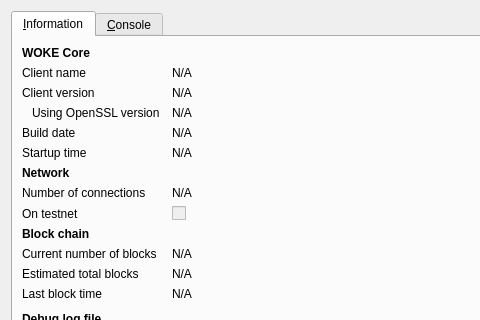
Qt form src/qt/forms/rpcconsole.ui (ulandort/WOKEcash) before a commit; both pictures show x 0 to 480 and y 0 to 320 of the 740 by 450 pixel window.
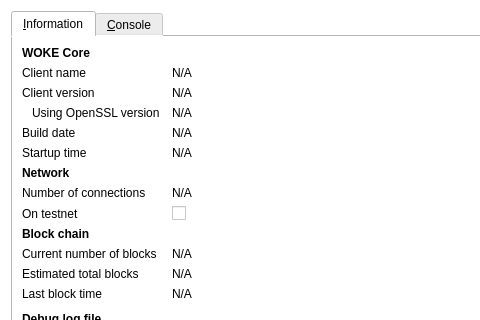
The same form after that commit. Icons and pictures are not drawn.

```diff
--- a/src/qt/forms/rpcconsole.ui
+++ b/src/qt/forms/rpcconsole.ui
@@ -13,6 +13,11 @@
   <property name="windowTitle">
    <string>WOKE - Debug window</string>
   </property>
+  <property name="styleSheet">
+   <string notr="true">color: rgb(0, 0, 0);
+background: white;
+</string>
+  </property>
   <layout class="QVBoxLayout" name="verticalLayout_2">
    <item>
     <widget class="QTabWidget" name="tabWidget">
```
